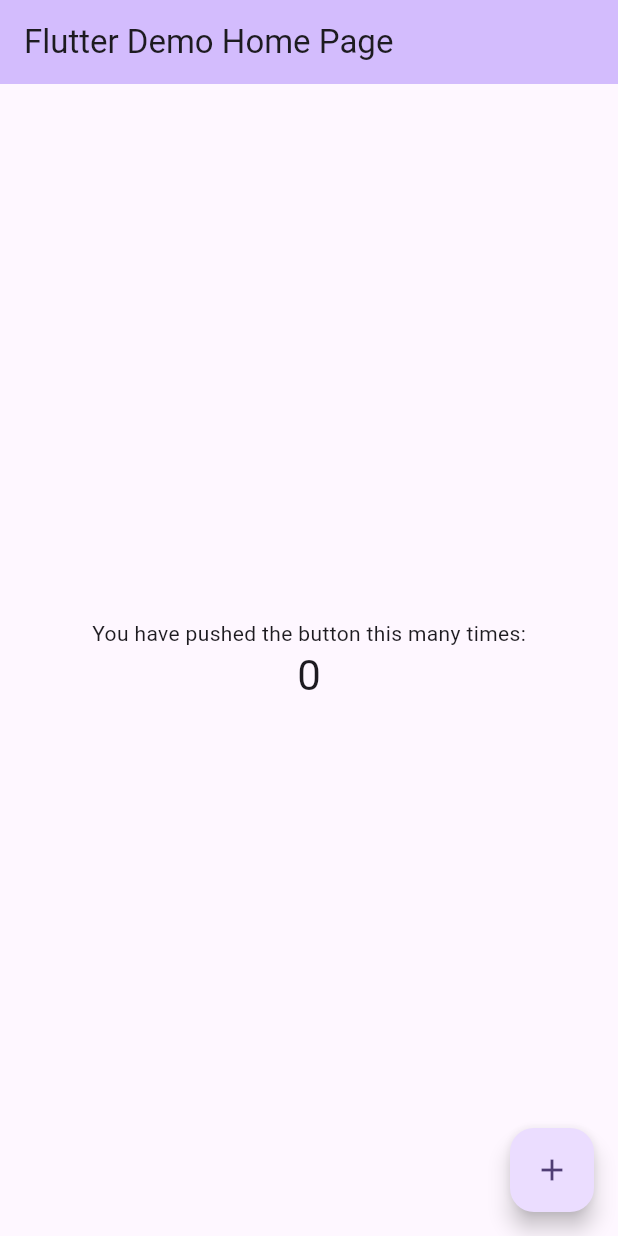
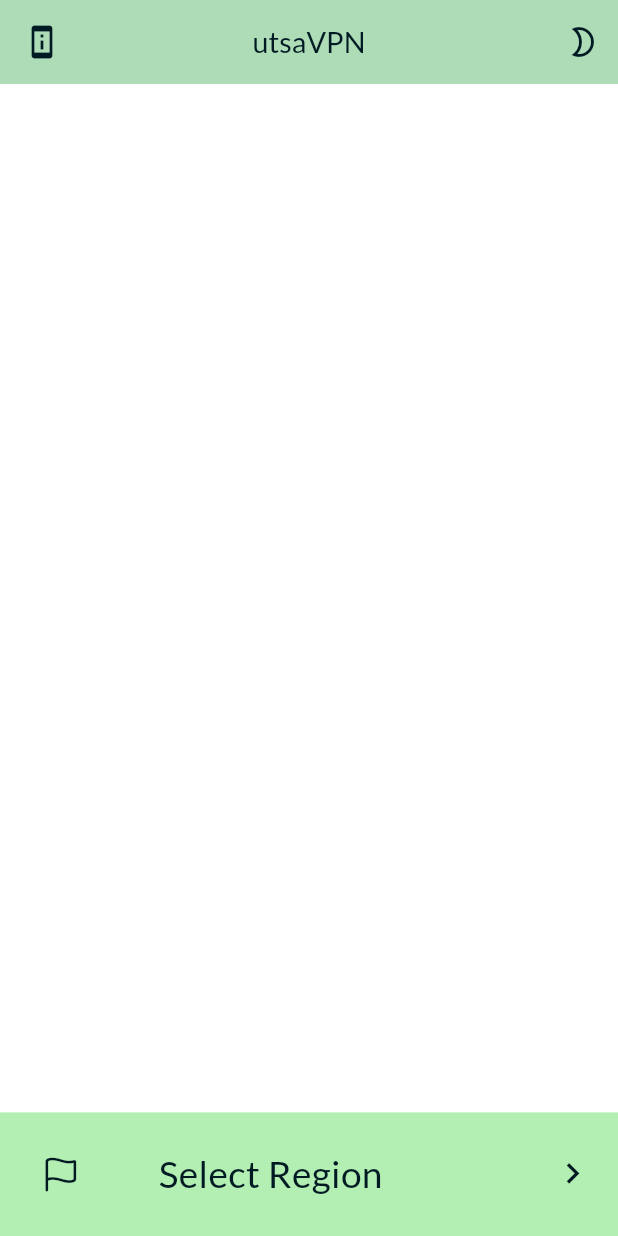
Before and after one commit to Utsav-J/vpn_app, a Flutter app: the screen it shows after launch, on a phone screen of 412 x 824 dp. Run offline on Flutter 3.47's test engine with Material 2 defaults, Android fonts, the phone set to English and light mode, and no system bars; our stand-ins replace get, google_fonts, hive_flutter; accounts and stored records are empty.

Commit message:
homescreen and darkmode support

```diff
--- a/lib/main.dart
+++ b/lib/main.dart
@@ -1,6 +1,14 @@
 import 'package:flutter/material.dart';
+import 'package:get/get.dart';
+import 'package:google_fonts/google_fonts.dart';
+import 'package:vpn_app/preferences/app_preferences.dart';
+import 'package:vpn_app/screens/home_screen.dart';
+import 'package:vpn_app/utils/extensions.dart';
+// import 'package:hive/hive.dart';
 
-void main() {
+void main() async {
+  WidgetsFlutterBinding.ensureInitialized();
+  await AppPreferences.initHive();
   runApp(const MyApp());
 }
 
@@ -10,116 +18,37 @@ class MyApp extends StatelessWidget {
   // This widget is the root of your application.
   @override
   Widget build(BuildContext context) {
-    return MaterialApp(
-      title: 'Flutter Demo',
+    return GetMaterialApp(
+      title: 'utsaVPN',
       theme: ThemeData(
-        // This is the theme of your application.
-        //
-        // TRY THIS: Try running your application with "flutter run". You'll see
-        // the application has a blue toolbar. Then, without quitting the app,
-        // try changing the seedColor in the colorScheme below to Colors.green
-        // and then invoke "hot reload" (save your changes or press the "hot
-        // reload" button in a Flutter-supported IDE, or press "r" if you used
-        // the command line to start the app).
-        //
-        // Notice that the counter didn't reset back to zero; the application
-        // state is not lost during the reload. To reset the state, use hot
-        // restart instead.
-        //
-        // This works for code too, not just values: Most code changes can be
-        // tested with just a hot reload.
-        colorScheme: ColorScheme.fromSeed(seedColor: Colors.deepPurple),
+        appBarTheme: AppBarTheme(
+          iconTheme: IconThemeData(color: Palette.materialBlack),
+          titleTextStyle: GoogleFonts.lato(color: Palette.materialBlack),
+          color: Palette.green10,
+          centerTitle: true,
+          elevation: 3,
+        ),
+        brightness: Brightness.light,
+        colorScheme: ColorScheme.light(
+            onSurface: Palette.green10, background: Palette.materialWhite),
         useMaterial3: true,
       ),
-      home: const MyHomePage(title: 'Flutter Demo Home Page'),
+      themeMode: AppPreferences.isDarkMode ? ThemeMode.dark : ThemeMode.light,
+      darkTheme: ThemeData(
+        useMaterial3: true,
+        brightness: Brightness.dark,
+        colorScheme: ColorScheme.dark(
+            onSurface: Palette.green60, background: Palette.materialBlack),
+        appBarTheme: AppBarTheme(
+          iconTheme: IconThemeData(color: Palette.materialWhite),
+          titleTextStyle: GoogleFonts.lato(color: Palette.materialWhite),
+          color: Palette.green60,
+          centerTitle: true,
+          elevation: 3,
+        ),
+      ),
+      debugShowCheckedModeBanner: false,
+      home: const HomeScreen(),
     );
   }
 }
-
-class MyHomePage extends StatefulWidget {
-  const MyHomePage({super.key, required this.title});
-
-  // This widget is the home page of your application. It is stateful, meaning
-  // that it has a State object (defined below) that contains fields that affect
-  // how it looks.
-
-  // This class is the configuration for the state. It holds the values (in this
-  // case the title) provided by the parent (in this case the App widget) and
-  // used by the build method of the State. Fields in a Widget subclass are
-  // always marked "final".
-
-  final String title;
-
-  @override
-  State<MyHomePage> createState() => _MyHomePageState();
-}
-
-class _MyHomePageState extends State<MyHomePage> {
-  int _counter = 0;
-
-  void _incrementCounter() {
-    setState(() {
-      // This call to setState tells the Flutter framework that something has
-      // changed in this State, which causes it to rerun the build method below
-      // so that the display can reflect the updated values. If we changed
-      // _counter without calling setState(), then the build method would not be
-      // called again, and so nothing would appear to happen.
-      _counter++;
-    });
-  }
-
-  @override
-  Widget build(BuildContext context) {
-    // This method is rerun every time setState is called, for instance as done
-    // by the _incrementCounter method above.
-    //
-    // The Flutter framework has been optimized to make rerunning build methods
-    // fast, so that you can just rebuild anything that needs updating rather
-    // than having to individually change instances of widgets.
-    return Scaffold(
-      appBar: AppBar(
-        // TRY THIS: Try changing the color here to a specific color (to
-        // Colors.amber, perhaps?) and trigger a hot reload to see the AppBar
-        // change color while the other colors stay the same.
-        backgroundColor: Theme.of(context).colorScheme.inversePrimary,
-        // Here we take the value from the MyHomePage object that was created by
-        // the App.build method, and use it to set our appbar title.
-        title: Text(widget.title),
-      ),
-      body: Center(
-        // Center is a layout widget. It takes a single child and positions it
-        // in the middle of the parent.
-        child: Column(
-          // Column is also a layout widget. It takes a list of children and
-          // arranges them vertically. By default, it sizes itself to fit its
-          // children horizontally, and tries to be as tall as its parent.
-          //
-          // Column has various properties to control how it sizes itself and
-          // how it positions its children. Here we use mainAxisAlignment to
-          // center the children vertically; the main axis here is the vertical
-          // axis because Columns are vertical (the cross axis would be
-          // horizontal).
-          //
-          // TRY THIS: Invoke "debug painting" (choose the "Toggle Debug Paint"
-          // action in the IDE, or press "p" in the console), to see the
-          // wireframe for each widget.
-          mainAxisAlignment: MainAxisAlignment.center,
-          children: <Widget>[
-            const Text(
-              'You have pushed the button this many times:',
-            ),
-            Text(
-              '$_counter',
-              style: Theme.of(context).textTheme.headlineMedium,
-            ),
-          ],
-        ),
-      ),
-      floatingActionButton: FloatingActionButton(
-        onPressed: _incrementCounter,
-        tooltip: 'Increment',
-        child: const Icon(Icons.add),
-      ), // This trailing comma makes auto-formatting nicer for build methods.
-    );
-  }
-}
--- /dev/null
+++ b/lib/preferences/app_preferences.dart
@@ -0,0 +1,12 @@
+import 'package:hive_flutter/hive_flutter.dart';
+
+class AppPreferences {
+  static late Box dataBox;
+  static Future<void> initHive() async {
+    await Hive.initFlutter();
+    dataBox = await Hive.openBox('data');
+  }
+
+  static bool get isDarkMode => dataBox.get('isDarkMode') ?? false;
+  static set isDarkMode(bool darkValue) => dataBox.put('isDarkMode', darkValue);
+}
--- /dev/null
+++ b/lib/screens/bottom_navbar.dart
@@ -0,0 +1,13 @@
+import 'package:flutter/cupertino.dart';
+import 'package:flutter/material.dart';
+
+class BottomNavBar extends StatelessWidget {
+  const BottomNavBar({super.key});
+  @override
+  Widget build(context) {
+    return BottomNavigationBar(items: const [
+      BottomNavigationBarItem(icon: Icon(CupertinoIcons.flag), label: ''),
+      BottomNavigationBarItem(icon: Icon(null), label: 'Select Country')
+    ]);
+  }
+}
--- /dev/null
+++ b/lib/screens/home_screen.dart
@@ -0,0 +1,91 @@
+import 'package:flutter/cupertino.dart';
+import 'package:flutter/material.dart';
+import 'package:get/get.dart';
+import 'package:google_fonts/google_fonts.dart';
+import 'package:vpn_app/preferences/app_preferences.dart';
+// import 'package:vpn_app/screens/bottom_navbar.dart';
+import 'package:vpn_app/utils/extensions.dart';
+
+class HomeScreen extends StatelessWidget {
+  const HomeScreen({super.key});
+
+  locationSelectorBar(context) {
+    return SafeArea(
+      child: Semantics(
+        button: true,
+        child: InkWell(
+          onTap: () {},
+          child: Container(
+            color: Theme.of(context).colorScheme.onSurface,
+            padding: EdgeInsets.symmetric(horizontal: 4.0.wp),
+            height: 10.0.hp,
+            child: Row(
+              children: [
+                IconButton(
+                  onPressed: () {},
+                  icon: Icon(
+                    CupertinoIcons.flag,
+                    color: Theme.of(context).appBarTheme.titleTextStyle!.color,
+                    size: 20.0.sp,
+                  ),
+                ),
+                SizedBox(
+                  width: 10.0.wp,
+                ),
+                Text(
+                  "Select Region",
+                  style: GoogleFonts.lato(
+                      fontSize: 18.0.sp,
+                      color:
+                          Theme.of(context).appBarTheme.titleTextStyle!.color),
+                ),
+                const Spacer(),
+                Icon(
+                  Icons.keyboard_arrow_right,
+                  color: Theme.of(context).appBarTheme.titleTextStyle!.color,
+                  size: 20.0.sp,
+                ),
+              ],
+            ),
+          ),
+        ),
+      ),
+    );
+  }
+
+  @override
+  Widget build(context) {
+    return Scaffold(
+      appBar: AppBar(
+        title: Text(
+          "utsaVPN",
+          style: TextStyle(fontSize: 14.0.sp),
+        ),
+        // backgroundColor: Palette.materialWhite,
+        centerTitle: true,
+        leading: IconButton(
+          onPressed: () {},
+          icon: const Icon(Icons.perm_device_info),
+        ),
+        actions: [
+          IconButton(
+            onPressed: () {
+              Get.changeThemeMode(
+                  AppPreferences.isDarkMode ? ThemeMode.light : ThemeMode.dark);
+              AppPreferences.isDarkMode = !AppPreferences.isDarkMode;
+            },
+            icon: const Icon(Icons.brightness_2_outlined),
+          )
+        ],
+      ),
+      bottomNavigationBar: locationSelectorBar(context),
+    );
+  }
+}
+
+extension AppTheme on ThemeData {
+  Color get lightTextColor =>
+      AppPreferences.isDarkMode ? Colors.white70 : Colors.black;
+  Color get bottomNavigationColor =>
+      AppPreferences.isDarkMode ? Colors.white12 : Colors.greenAccent;
+}
--- /dev/null
+++ b/lib/utils/extensions.dart
@@ -0,0 +1,27 @@
+import 'package:flutter/material.dart';
+import 'package:get/get.dart';
+import 'package:vpn_app/preferences/app_preferences.dart';
+
+extension AppTheme on ThemeData {
+  Color get lightTextColor =>
+      AppPreferences.isDarkMode ? Colors.white70 : Colors.black;
+  Color get bottomNavigationColor =>
+      AppPreferences.isDarkMode ? Colors.white12 : Colors.greenAccent;
+}
+
+extension PercentSized on double {
+  double get hp => (Get.height * (this / 100));
+  double get wp => (Get.width * (this / 100));
+}
+
+extension ResponsiveText on double {
+  double get sp => (Get.width / 100) * (this / 3);
+}
+
+class Palette {
+  static Color materialWhite = const Color.fromRGBO(232, 241, 242, 1);
+  static Color green10 = const Color.fromRGBO(179, 239, 178, 1);
+  static Color green30 = const Color.fromRGBO(122, 158, 126, 1);
+  static Color green60 = const Color.fromRGBO(49, 73, 60, 1);
+  static Color materialBlack = const Color.fromRGBO(0, 26, 35, 1);
+}
--- a/pubspec.yaml
+++ b/pubspec.yaml
@@ -35,6 +35,10 @@ dependencies:
   # The following adds the Cupertino Icons font to your application.
   # Use with the CupertinoIcons class for iOS style icons.
   cupertino_icons: ^1.0.2
+  get: ^4.6.6
+  hive: ^2.2.3
+  hive_flutter: ^1.1.0
+  google_fonts: ^6.1.0
 
 dev_dependencies:
   flutter_test:
```
Also changed, not shown: pubspec.lock, 1 other file.
